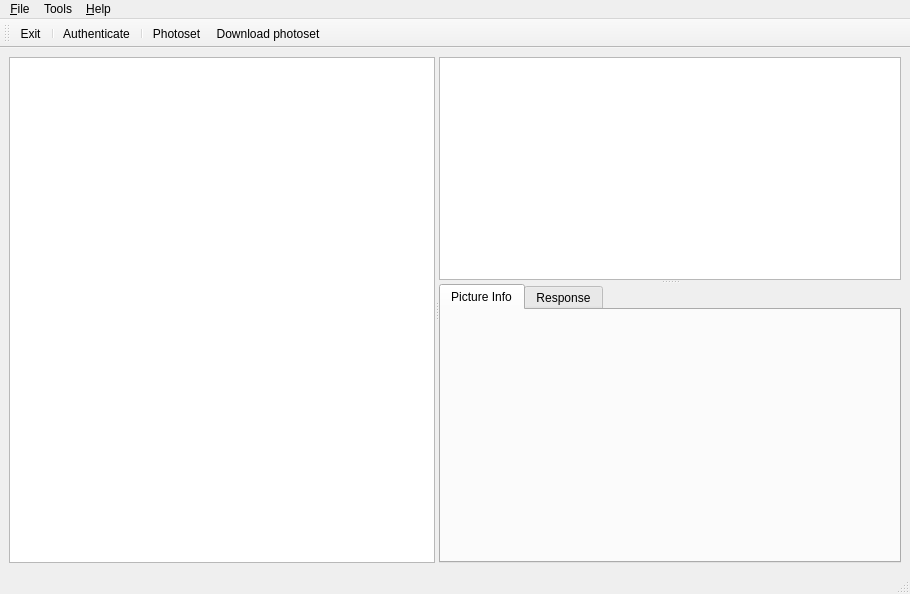
Qt form src/mainwindow.ui (jablonkai/Flicqr) before a commit.
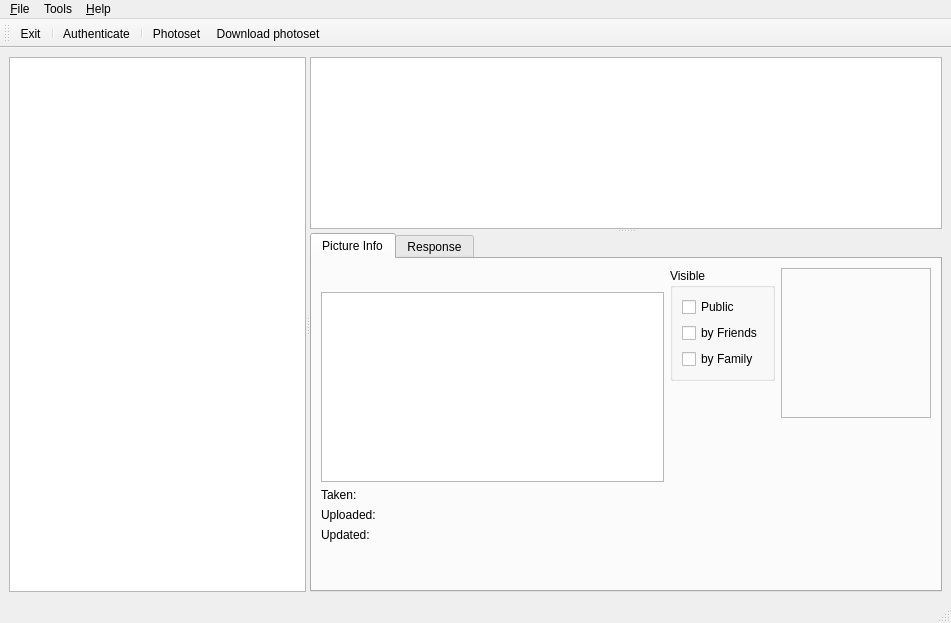
The same form after that commit.

Commit message: information widget added

```diff
--- a/src/mainwindow.ui
+++ b/src/mainwindow.ui
@@ -6,8 +6,8 @@
    <rect>
     <x>0</x>
     <y>0</y>
-    <width>910</width>
-    <height>594</height>
+    <width>951</width>
+    <height>623</height>
    </rect>
   </property>
   <property name="windowTitle">
@@ -47,6 +47,12 @@
         </property>
        </widget>
        <widget class="QTabWidget" name="tabWidget">
+        <property name="minimumSize">
+         <size>
+          <width>600</width>
+          <height>0</height>
+         </size>
+        </property>
         <property name="currentIndex">
          <number>0</number>
         </property>
@@ -54,6 +60,143 @@
          <attribute name="title">
           <string>Picture Info</string>
          </attribute>
+         <layout class="QGridLayout" name="gridLayout_3">
+          <item row="0" column="0" rowspan="3">
+           <layout class="QVBoxLayout" name="verticalLayout_2">
+            <item>
+             <widget class="QLabel" name="titleLabel">
+              <property name="font">
+               <font>
+                <pointsize>12</pointsize>
+                <italic>false</italic>
+               </font>
+              </property>
+              <property name="text">
+               <string/>
+              </property>
+             </widget>
+            </item>
+            <item>
+             <widget class="QTextBrowser" name="descriptionTextBrowser"/>
+            </item>
+            <item>
+             <widget class="QLabel" name="takenLabel">
+              <property name="text">
+               <string>Taken:</string>
+              </property>
+             </widget>
+            </item>
+            <item>
+             <widget class="QLabel" name="uploadedLabel">
+              <property name="text">
+               <string>Uploaded:</string>
+              </property>
+             </widget>
+            </item>
+            <item>
+             <widget class="QLabel" name="updateLabel">
+              <property name="text">
+               <string>Updated:</string>
+              </property>
+             </widget>
+            </item>
+            <item>
+             <spacer name="verticalSpacer_3">
+              <property name="orientation">
+               <enum>Qt::Vertical</enum>
+              </property>
+              <property name="sizeHint" stdset="0">
+               <size>
+                <width>20</width>
+                <height>40</height>
+               </size>
+              </property>
+             </spacer>
+            </item>
+           </layout>
+          </item>
+          <item row="0" column="1">
+           <widget class="QGroupBox" name="visibilityGroupBox">
+            <property name="title">
+             <string>Visible</string>
+            </property>
+            <layout class="QVBoxLayout" name="verticalLayout">
+             <item>
+              <widget class="QCheckBox" name="publicCheckBox">
+               <property name="text">
+                <string>Public</string>
+               </property>
+               <property name="checkable">
+                <bool>true</bool>
+               </property>
+              </widget>
+             </item>
+             <item>
+              <widget class="QCheckBox" name="friendsCheckBox">
+               <property name="text">
+                <string>by Friends</string>
+               </property>
+              </widget>
+             </item>
+             <item>
+              <widget class="QCheckBox" name="familyCheckBox">
+               <property name="text">
+                <string>by Family</string>
+               </property>
+              </widget>
+             </item>
+            </layout>
+           </widget>
+          </item>
+          <item row="0" column="2" rowspan="2">
+           <widget class="QFrame" name="previewFrame">
+            <property name="sizePolicy">
+             <sizepolicy hsizetype="Fixed" vsizetype="Fixed">
+              <horstretch>0</horstretch>
+              <verstretch>0</verstretch>
+             </sizepolicy>
+            </property>
+            <property name="minimumSize">
+             <size>
+              <width>150</width>
+              <height>150</height>
+             </size>
+            </property>
+            <property name="frameShape">
+             <enum>QFrame::StyledPanel</enum>
+            </property>
+            <property name="frameShadow">
+             <enum>QFrame::Raised</enum>
+            </property>
+           </widget>
+          </item>
+          <item row="1" column="1" rowspan="2">
+           <spacer name="verticalSpacer_2">
+            <property name="orientation">
+             <enum>Qt::Vertical</enum>
+            </property>
+            <property name="sizeHint" stdset="0">
+             <size>
+              <width>20</width>
+              <height>127</height>
+             </size>
+            </property>
+           </spacer>
+          </item>
+          <item row="2" column="2">
+           <spacer name="verticalSpacer">
+            <property name="orientation">
+             <enum>Qt::Vertical</enum>
+            </property>
+            <property name="sizeHint" stdset="0">
+             <size>
+              <width>20</width>
+              <height>90</height>
+             </size>
+            </property>
+           </spacer>
+          </item>
+         </layout>
         </widget>
         <widget class="QWidget" name="responseTab">
          <attribute name="title">
@@ -80,7 +223,7 @@
     <rect>
      <x>0</x>
      <y>0</y>
-     <width>910</width>
+     <width>951</width>
      <height>19</height>
     </rect>
    </property>
```
The commit also changes 5 other files.
